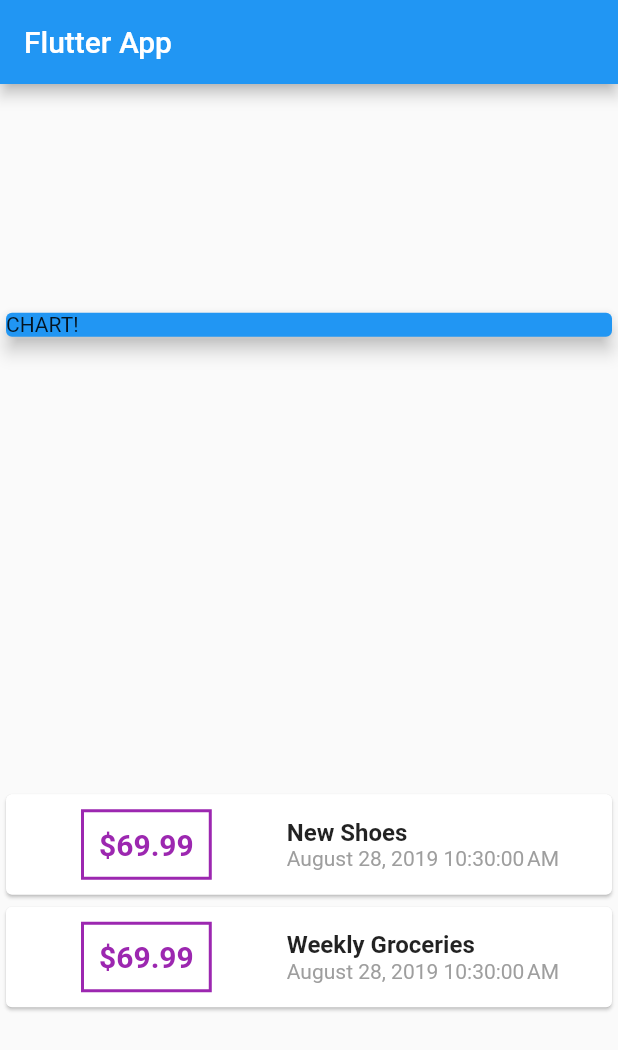
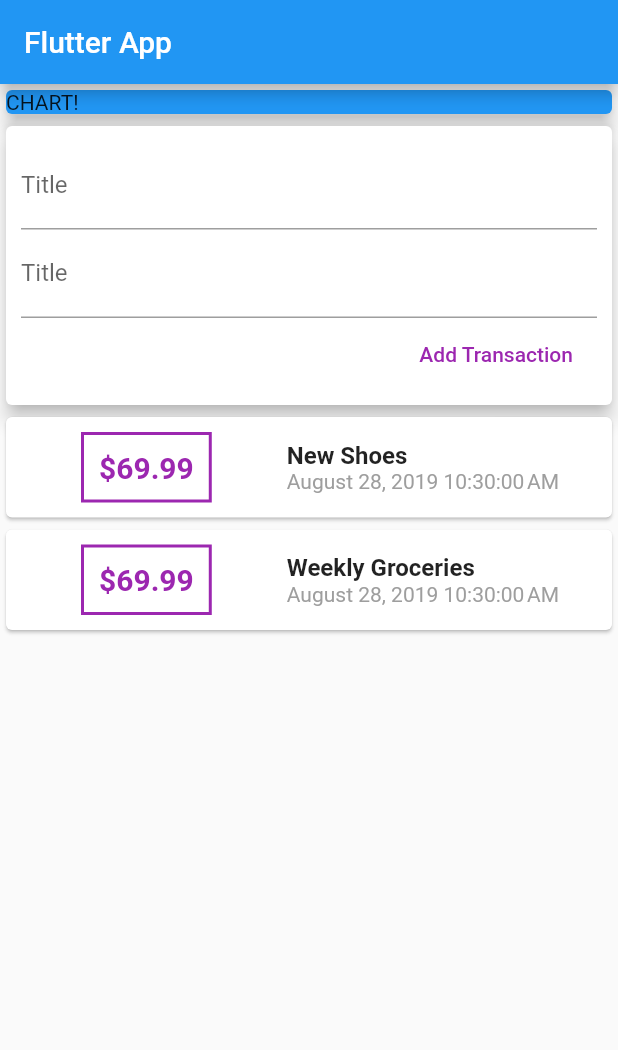
Before and after one commit to Maharoz/PersonalExpenseApp, a Flutter app: the screen it shows after launch, on a phone screen of 412 x 824 dp. Shown: the top 1050 px of the screen. Run offline on Flutter 3.47's test engine with Material 2 defaults, Android fonts, the phone set to English and light mode, and no system bars.

Commit message:
Adding text input widgets

```diff
--- a/lib/main.dart
+++ b/lib/main.dart
@@ -37,7 +37,7 @@ class MyHomePage extends StatelessWidget {
         title: Text('Flutter App'),
       ),
       body: Column(
-        mainAxisAlignment: MainAxisAlignment.spaceAround,
+        //mainAxisAlignment: MainAxisAlignment.start,
         crossAxisAlignment: CrossAxisAlignment.stretch,
         children: <Widget>[
           Container(
@@ -46,6 +46,28 @@ class MyHomePage extends StatelessWidget {
               color: Colors.blue,
               child: Text('CHART!'),
               elevation: 5,
+            ),
+          ),
+          Card(
+            elevation: 5,
+            child: Container(
+              padding: EdgeInsets.all(10),
+              child: Column(
+                crossAxisAlignment:CrossAxisAlignment.end ,
+                children: <Widget>[
+                  TextField(
+                    decoration: InputDecoration(labelText: 'Title'),
+                  ),
+                  TextField(
+                    decoration: InputDecoration(labelText: 'Title'),
+                  ),
+                  FlatButton(
+                    child:Text('Add Transaction'),
+                    textColor: Colors.purple,
+                    onPressed: (){} ,
+                  ),
+                ],
+              ),
             ),
           ),
           Column(
@@ -81,7 +103,7 @@ class MyHomePage extends StatelessWidget {
                         ),
                         Text(
                           DateFormat().format(tx.date),
-                          style: TextStyle(color:Colors.grey),
+                          style: TextStyle(color: Colors.grey),
                         )
                       ],
                     )
```
